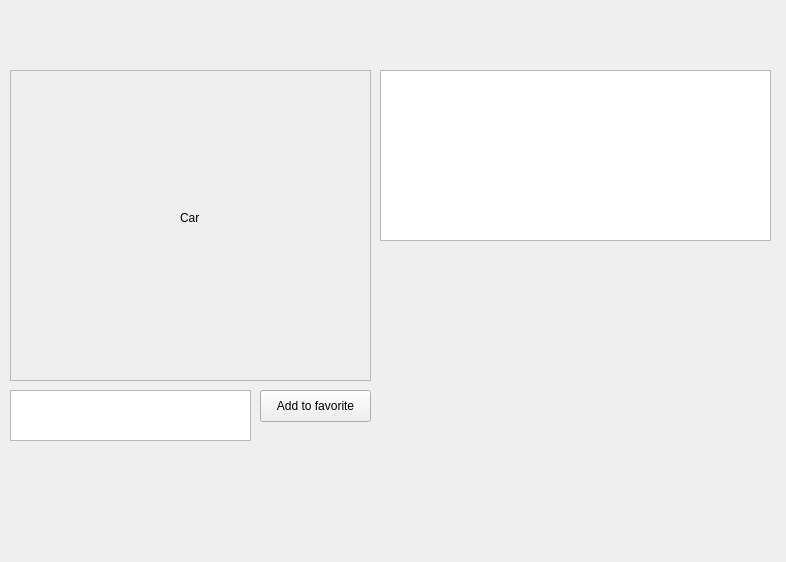
Above: offerwindow.ui from happy394/qt_project_hse before the change. Below: the same form after it.
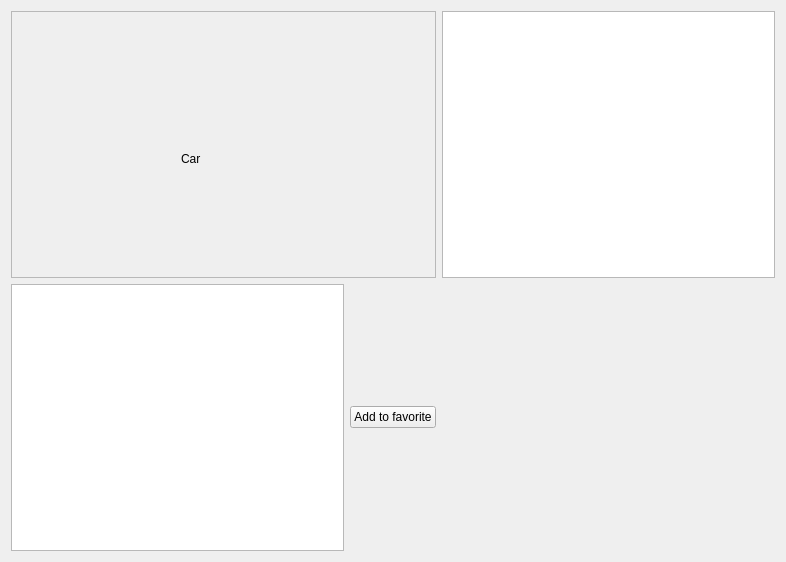
That is the form after the change.

Commit message: fixed car form layout, made it flexible

```diff
--- a/offerwindow.ui
+++ b/offerwindow.ui
@@ -13,25 +13,9 @@
   <property name="windowTitle">
    <string>Form</string>
   </property>
-  <widget class="QListView" name="CarInfo">
-   <property name="geometry">
-    <rect>
-     <x>380</x>
-     <y>70</y>
-     <width>391</width>
-     <height>171</height>
-    </rect>
-   </property>
-  </widget>
+  <layout class="QGridLayout" name="gridLayout_2">
+   <item row="0" column="0" colspan="2">
   <widget class="QFrame" name="CarImageFrame">
-   <property name="geometry">
-    <rect>
-     <x>10</x>
-     <y>70</y>
-     <width>361</width>
-     <height>311</height>
-    </rect>
-   </property>
    <property name="frameShape">
     <enum>QFrame::StyledPanel</enum>
    </property>
@@ -52,29 +36,21 @@
     </property>
    </widget>
   </widget>
-  <widget class="QListView" name="CarName">
-   <property name="geometry">
-    <rect>
-     <x>10</x>
-     <y>390</y>
-     <width>241</width>
-     <height>51</height>
-    </rect>
-   </property>
-  </widget>
+   </item>
+   <item row="0" column="2">
+    <widget class="QListView" name="CarInfo"/>
+   </item>
+   <item row="1" column="0">
+    <widget class="QListView" name="CarName"/>
+   </item>
+   <item row="1" column="1">
   <widget class="QPushButton" name="FavoriteButton">
-   <property name="geometry">
-    <rect>
-     <x>260</x>
-     <y>390</y>
-     <width>111</width>
-     <height>32</height>
-    </rect>
-   </property>
    <property name="text">
     <string>Add to favorite</string>
    </property>
   </widget>
+   </item>
+  </layout>
  </widget>
  <resources/>
  <connections/>
```
Lines whose indentation alone changed are shown as unchanged. The commit also changes 1189 other files.
